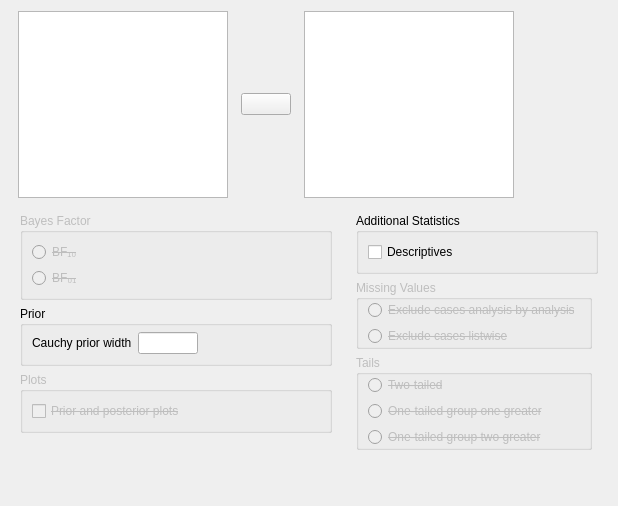
Before: the Qt Designer form JASP-Desktop/analysisforms/ttestbayesianpairedsamplesform.ui in jasp-stats/jasp-desktop, drawn with Qt 5.
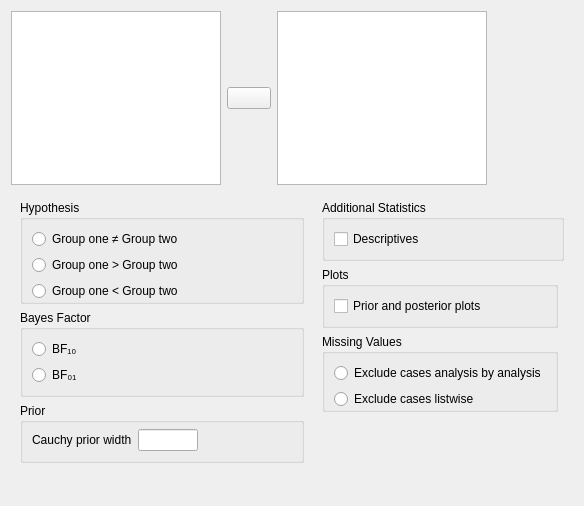
After: the same form once the commit is applied. Custom widgets are drawn as their Qt base class.

Diff of the .ui file:
```diff
--- a/JASP-Desktop/analysisforms/ttestbayesianpairedsamplesform.ui
+++ b/JASP-Desktop/analysisforms/ttestbayesianpairedsamplesform.ui
@@ -6,7 +6,7 @@
    <rect>
     <x>0</x>
     <y>0</y>
-    <width>618</width>
+    <width>584</width>
     <height>506</height>
    </rect>
   </property>
@@ -90,50 +90,13 @@
       <property name="bottomMargin">
        <number>0</number>
       </property>
+      <property name="horizontalSpacing">
+       <number>0</number>
+      </property>
       <item row="0" column="0">
        <widget class="QWidget" name="widget_2" native="true">
         <layout class="QGridLayout" name="gridLayout_5">
          <item row="2" column="0">
-          <widget class="QGroupBox" name="groupBox_2">
-           <property name="enabled">
-            <bool>false</bool>
-           </property>
-           <property name="title">
-            <string>Plots</string>
-           </property>
-           <property name="flat">
-            <bool>true</bool>
-           </property>
-           <layout class="QGridLayout" name="gridLayout_12">
-            <item row="0" column="0">
-             <widget class="BoundCheckBox" name="plots">
-              <property name="font">
-               <font>
-                <strikeout>true</strikeout>
-               </font>
-              </property>
-              <property name="text">
-               <string>Prior and posterior plots</string>
-              </property>
-             </widget>
-            </item>
-           </layout>
-          </widget>
-         </item>
-         <item row="3" column="0">
-          <spacer name="verticalSpacer">
-           <property name="orientation">
-            <enum>Qt::Vertical</enum>
-           </property>
-           <property name="sizeHint" stdset="0">
-            <size>
-             <width>20</width>
-             <height>40</height>
-            </size>
-           </property>
-          </spacer>
-         </item>
-         <item row="1" column="0">
           <widget class="QGroupBox" name="groupBox">
            <property name="title">
             <string>Prior</string>
@@ -185,10 +148,56 @@
           </widget>
          </item>
          <item row="0" column="0">
+          <widget class="BoundGroupBox" name="hypothesis">
+           <property name="title">
+            <string>Hypothesis</string>
+           </property>
+           <property name="flat">
+            <bool>true</bool>
+           </property>
+           <layout class="QGridLayout" name="gridLayout_9">
+            <property name="bottomMargin">
+             <number>0</number>
+            </property>
+            <item row="2" column="0">
+             <widget class="QRadioButton" name="_3oneTailedLessThan">
+              <property name="text">
+               <string>Group one &lt; Group two</string>
+              </property>
+             </widget>
+            </item>
+            <item row="1" column="0">
+             <widget class="QRadioButton" name="_2oneTailedGreaterThan">
+              <property name="text">
+               <string>Group one &gt; Group two</string>
+              </property>
+             </widget>
+            </item>
+            <item row="0" column="0">
+             <widget class="QRadioButton" name="_1twoTailed">
+              <property name="text">
+               <string>Group one ≠ Group two</string>
+              </property>
+             </widget>
+            </item>
+           </layout>
+          </widget>
+         </item>
+         <item row="6" column="0">
+          <spacer name="verticalSpacer">
+           <property name="orientation">
+            <enum>Qt::Vertical</enum>
+           </property>
+           <property name="sizeHint" stdset="0">
+            <size>
+             <width>20</width>
+             <height>40</height>
+            </size>
+           </property>
+          </spacer>
+         </item>
+         <item row="1" column="0">
           <widget class="BoundGroupBox" name="bayesFactorType">
-           <property name="enabled">
-            <bool>false</bool>
-           </property>
            <property name="title">
             <string>Bayes Factor</string>
            </property>
@@ -198,11 +207,6 @@
            <layout class="QGridLayout" name="gridLayout_13">
             <item row="1" column="0">
              <widget class="QRadioButton" name="_2">
-              <property name="font">
-               <font>
-                <strikeout>true</strikeout>
-               </font>
-              </property>
               <property name="text">
                <string>BF₀₁</string>
               </property>
@@ -210,11 +214,6 @@
             </item>
             <item row="0" column="0">
              <widget class="QRadioButton" name="_1">
-              <property name="font">
-               <font>
-                <strikeout>true</strikeout>
-               </font>
-              </property>
               <property name="text">
                <string>BF₁₀</string>
               </property>
@@ -229,87 +228,8 @@
       <item row="0" column="1">
        <widget class="QWidget" name="widget_3" native="true">
         <layout class="QGridLayout" name="gridLayout_2">
-         <item row="0" column="0" colspan="2">
-          <widget class="QGroupBox" name="groupBox_7">
-           <property name="title">
-            <string>Additional Statistics</string>
-           </property>
-           <property name="flat">
-            <bool>true</bool>
-           </property>
-           <layout class="QGridLayout" name="gridLayout_3">
-            <item row="0" column="0" colspan="2">
-             <widget class="BoundCheckBox" name="descriptives">
-              <property name="text">
-               <string>Descriptives</string>
-              </property>
-             </widget>
-            </item>
-           </layout>
-          </widget>
-         </item>
          <item row="2" column="0">
-          <widget class="QGroupBox" name="tails">
-           <property name="enabled">
-            <bool>false</bool>
-           </property>
-           <property name="title">
-            <string>Tails</string>
-           </property>
-           <property name="flat">
-            <bool>true</bool>
-           </property>
-           <layout class="QGridLayout" name="gridLayout_9">
-            <property name="topMargin">
-             <number>0</number>
-            </property>
-            <property name="bottomMargin">
-             <number>0</number>
-            </property>
-            <item row="2" column="0">
-             <widget class="QRadioButton" name="_3oneTailedLessThan">
-              <property name="font">
-               <font>
-                <strikeout>true</strikeout>
-               </font>
-              </property>
-              <property name="text">
-               <string>One-tailed group two greater</string>
-              </property>
-             </widget>
-            </item>
-            <item row="1" column="0">
-             <widget class="QRadioButton" name="_2oneTailedGreaterThan">
-              <property name="font">
-               <font>
-                <strikeout>true</strikeout>
-               </font>
-              </property>
-              <property name="text">
-               <string>One-tailed group one greater</string>
-              </property>
-             </widget>
-            </item>
-            <item row="0" column="0">
-             <widget class="QRadioButton" name="_1twoTailed">
-              <property name="font">
-               <font>
-                <strikeout>true</strikeout>
-               </font>
-              </property>
-              <property name="text">
-               <string>Two-tailed</string>
-              </property>
-             </widget>
-            </item>
-           </layout>
-          </widget>
-         </item>
-         <item row="1" column="0">
-          <widget class="QGroupBox" name="missingValues">
-           <property name="enabled">
-            <bool>false</bool>
-           </property>
+          <widget class="BoundGroupBox" name="missingValues">
            <property name="title">
             <string>Missing Values</string>
            </property>
@@ -317,19 +237,11 @@
             <bool>true</bool>
            </property>
            <layout class="QGridLayout" name="gridLayout_6">
-            <property name="topMargin">
-             <number>0</number>
-            </property>
             <property name="bottomMargin">
              <number>0</number>
             </property>
             <item row="0" column="0">
              <widget class="QRadioButton" name="_1excludeAnalysisByAnalysis">
-              <property name="font">
-               <font>
-                <strikeout>true</strikeout>
-               </font>
-              </property>
               <property name="text">
                <string>Exclude cases analysis by analysis</string>
               </property>
@@ -337,11 +249,6 @@
             </item>
             <item row="1" column="0">
              <widget class="QRadioButton" name="_2excludeListwise">
-              <property name="font">
-               <font>
-                <strikeout>true</strikeout>
-               </font>
-              </property>
               <property name="text">
                <string>Exclude cases listwise</string>
               </property>
@@ -350,7 +257,26 @@
            </layout>
           </widget>
          </item>
-         <item row="3" column="0">
+         <item row="0" column="0" colspan="2">
+          <widget class="QGroupBox" name="additionalStatisticsGroup">
+           <property name="title">
+            <string>Additional Statistics</string>
+           </property>
+           <property name="flat">
+            <bool>true</bool>
+           </property>
+           <layout class="QGridLayout" name="gridLayout_3">
+            <item row="0" column="0" colspan="2">
+             <widget class="BoundCheckBox" name="descriptives">
+              <property name="text">
+               <string>Descriptives</string>
+              </property>
+             </widget>
+            </item>
+           </layout>
+          </widget>
+         </item>
+         <item row="4" column="0">
           <spacer name="verticalSpacer_2">
            <property name="orientation">
             <enum>Qt::Vertical</enum>
@@ -363,6 +289,25 @@
            </property>
           </spacer>
          </item>
+         <item row="1" column="0">
+          <widget class="QGroupBox" name="plotsGroup">
+           <property name="title">
+            <string>Plots</string>
+           </property>
+           <property name="flat">
+            <bool>true</bool>
+           </property>
+           <layout class="QGridLayout" name="gridLayout_12">
+            <item row="0" column="0">
+             <widget class="BoundCheckBox" name="plots">
+              <property name="text">
+               <string>Prior and posterior plots</string>
+              </property>
+             </widget>
+            </item>
+           </layout>
+          </widget>
+         </item>
         </layout>
        </widget>
       </item>
```
